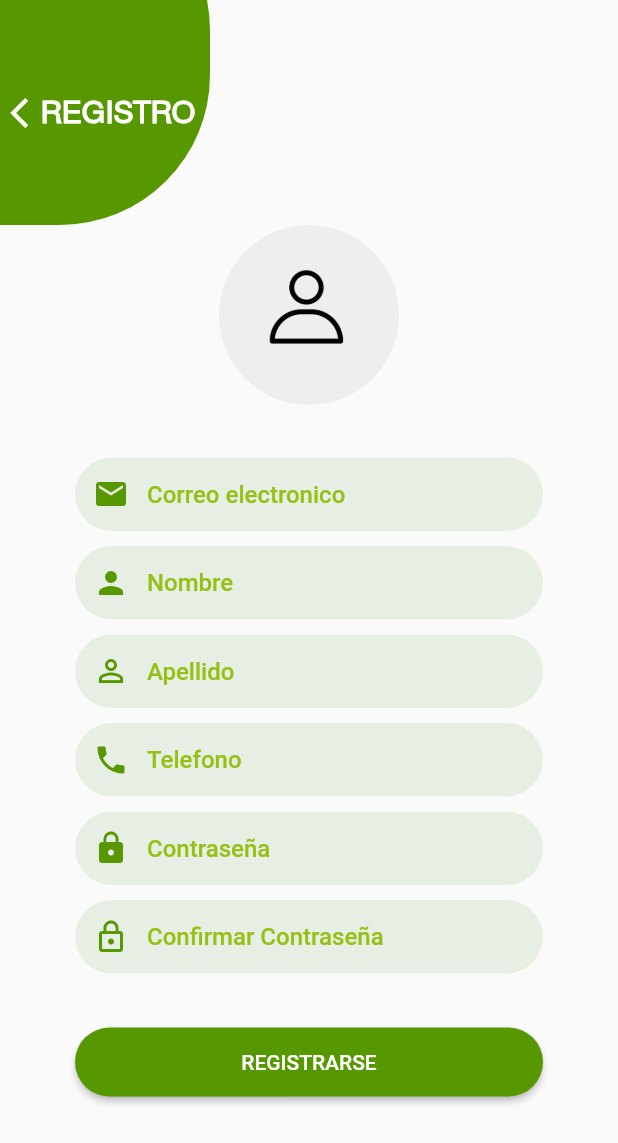
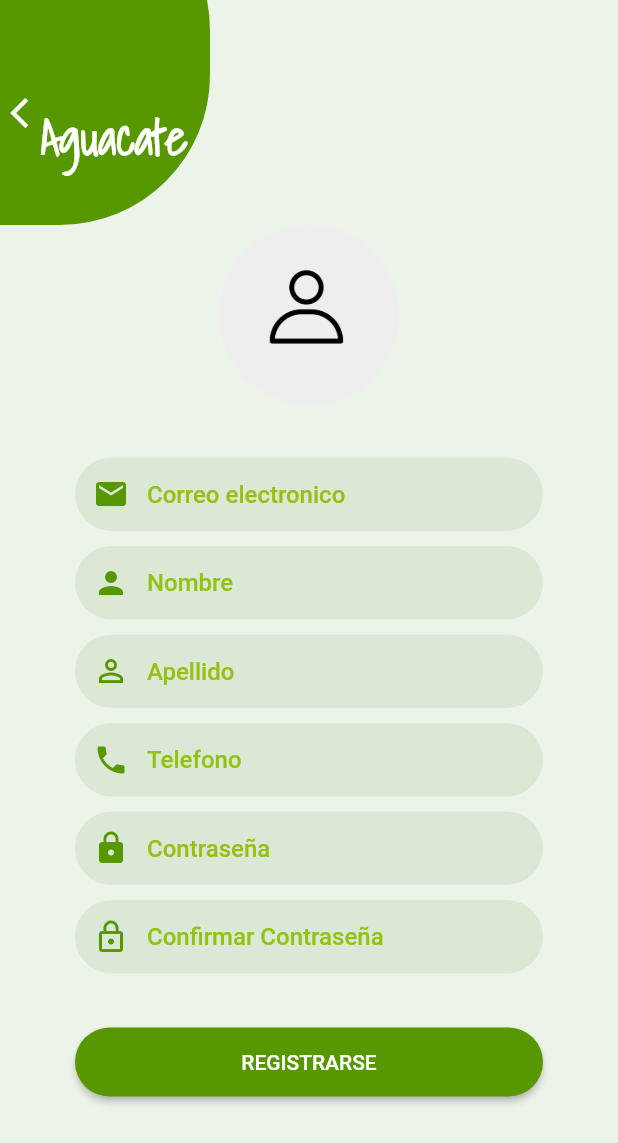
Before and after one commit to Abdielcoder/AVOCADO, a Flutter app: the RegisterPage screen opened by its route, on a phone screen of 412 x 824 dp. Shown: the top 1143 px of the screen. Run offline on Flutter 3.47's test engine with Material 2 defaults, Android fonts, the phone set to English and light mode, and no system bars; our stand-ins replace firebase_core, firebase_messaging, flutter_credit_card, flutter_custom_clippers, flutter_image_slideshow, flutter_local_notifications and 13 more; missing offline and left inert: firebase_core_web, firebase_messaging_web, flutter_polyline_points, geolocator_web, image_picker_for_web, location_web and 1 more; accounts and stored records are empty; statements that could not run were skipped; project files that could hold a hidden picture were left out.

Commit message:
AVOCADO03 DONE REGISTER UI

```diff
--- a/lib/src/pages/register/register_page.dart
+++ b/lib/src/pages/register/register_page.dart
@@ -27,6 +27,7 @@ class _RegisterPageState extends State<RegisterPage> {
   @override
   Widget build(BuildContext context) {
     return Scaffold(
+      backgroundColor: MyColors.primaryOpacityColor,
       body: Container(
         width: double.infinity,
         child: Stack(
@@ -93,12 +94,12 @@ class _RegisterPageState extends State<RegisterPage> {
 
   Widget _textRegister() {
     return Text(
-        'REGISTRO',
+        'Aguacate',
         style: TextStyle(
           color: Colors.white,
           fontWeight: FontWeight.bold,
-          fontSize: 20,
-          fontFamily: 'NimbusSans'
+          fontSize: 32,
+          fontFamily: 'Shadow'
         )
     );
   }
@@ -111,6 +112,7 @@ class _RegisterPageState extends State<RegisterPage> {
           borderRadius: BorderRadius.circular(30)
       ),
       child: TextField(
+        style: TextStyle(color: Colors.white),
         controller: _con.emailController,
         keyboardType: TextInputType.emailAddress,
         decoration: InputDecoration(
@@ -137,6 +139,7 @@ class _RegisterPageState extends State<RegisterPage> {
           borderRadius: BorderRadius.circular(30)
       ),
       child: TextField(
+        style: TextStyle(color: Colors.white),
         controller: _con.nameController,
         decoration: InputDecoration(
             hintText: 'Nombre',
@@ -162,6 +165,7 @@ class _RegisterPageState extends State<RegisterPage> {
           borderRadius: BorderRadius.circular(30)
       ),
       child: TextField(
+        style: TextStyle(color: Colors.white),
         controller: _con.lastnameController,
         decoration: InputDecoration(
             hintText: 'Apellido',
@@ -187,6 +191,7 @@ class _RegisterPageState extends State<RegisterPage> {
           borderRadius: BorderRadius.circular(30)
       ),
       child: TextField(
+        style: TextStyle(color: Colors.white),
         controller: _con.phoneController,
         keyboardType: TextInputType.phone,
         decoration: InputDecoration(
@@ -213,6 +218,7 @@ class _RegisterPageState extends State<RegisterPage> {
           borderRadius: BorderRadius.circular(30)
       ),
       child: TextField(
+        style: TextStyle(color: Colors.white),
         controller: _con.passwordController,
         obscureText: true,
         decoration: InputDecoration(
@@ -239,6 +245,7 @@ class _RegisterPageState extends State<RegisterPage> {
           borderRadius: BorderRadius.circular(30)
       ),
       child: TextField(
+        style: TextStyle(color: Colors.white),
         controller: _con.confirmPassswordController,
         obscureText: true,
         decoration: InputDecoration(
```
Also changed, not shown: 4 other files.
